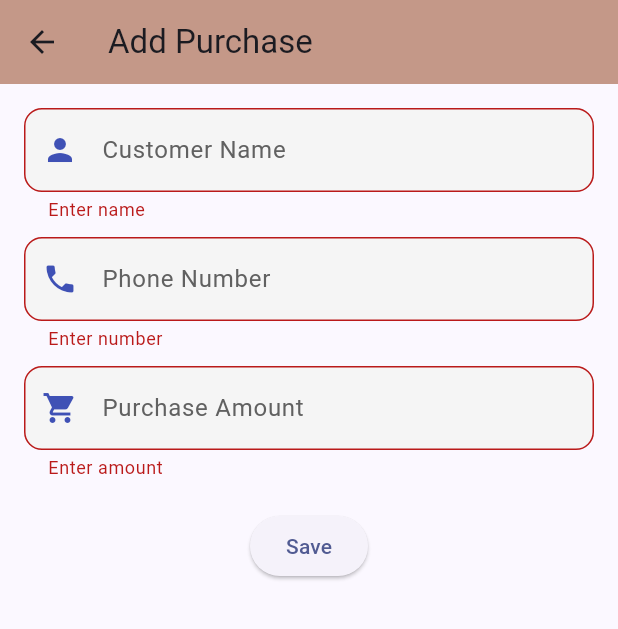
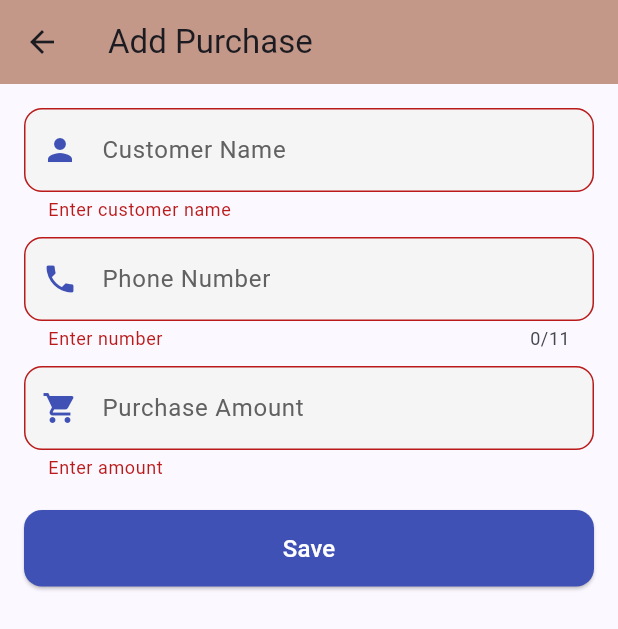
Before and after one commit to MuhammadZeeshanmz/shop_app, a Flutter app: the AddPurchaseScreen screen opened directly, after a tap on "Save", on a phone screen of 412 x 824 dp. Shown: the top 629 px of the screen. Run offline on Flutter 3.47's test engine with Material 3 defaults, Android fonts, the phone set to English and light mode, and no system bars; our stand-ins replace cloud_firestore, firebase_auth, firebase_core; accounts and stored records are empty.

Commit message:
intergrat with wattsapp

```diff
--- a/lib/Home_screen/add_purchase_screen.dart
+++ b/lib/Home_screen/add_purchase_screen.dart
@@ -1,120 +1,101 @@
 import 'package:flutter/material.dart';
 import 'package:shop_app/customer_detail/customer_data.dart';
+import 'package:url_launcher/url_launcher.dart';
 
-class AddPurchaseScreen extends StatelessWidget {
+class AddPurchaseScreen extends StatefulWidget {
+  const AddPurchaseScreen({super.key});
+
+  @override
+  State<AddPurchaseScreen> createState() => _AddPurchaseScreenState();
+}
+
+class _AddPurchaseScreenState extends State<AddPurchaseScreen> {
   final _formKey = GlobalKey<FormState>();
   final nameController = TextEditingController();
   final numberController = TextEditingController();
   final amountController = TextEditingController();
 
-  AddPurchaseScreen({super.key});
+  Future<void> sendWhatsAppMessage(String phoneNumber, String message) async {
+    final url =
+        'https://wa.me/$phoneNumber?text=${Uri.encodeComponent(message)}';
+    final uri = Uri.parse(url);
+
+    if (await canLaunchUrl(uri)) {
+      await launchUrl(uri, mode: LaunchMode.externalApplication);
+    } else {
+      debugPrint('❌ Could not launch: $url');
+      throw Exception('Could not launch WhatsApp');
+    }
+  }
+
+  @override
+  void dispose() {
+    nameController.dispose();
+    numberController.dispose();
+    amountController.dispose();
+    super.dispose();
+  }
 
   @override
   Widget build(BuildContext context) {
     return Scaffold(
       appBar: AppBar(
-        title: Text('Add Purchase'),
+        title: const Text('Add Purchase'),
         backgroundColor: const Color.fromARGB(255, 196, 152, 136),
       ),
       body: Padding(
         padding: const EdgeInsets.all(16.0),
         child: Form(
           key: _formKey,
+          autovalidateMode: AutovalidateMode.onUserInteraction,
           child: Column(
             children: [
-              TextFormField(
+              buildTextField(
                 controller: nameController,
-                keyboardType: TextInputType.name,
-                decoration: InputDecoration(
-                  labelText: 'Customer Name',
-                  labelStyle: TextStyle(color: Colors.grey[700], fontSize: 16),
-                  hintText: "Enter your name",
-                  prefixIcon: Icon(Icons.person, color: Colors.indigo),
-                  border: OutlineInputBorder(
-                    borderRadius: BorderRadius.circular(12.0),
+                label: 'Customer Name',
+                hint: 'Enter your name',
+                icon: Icons.person,
+                textCapitalization: TextCapitalization.words,
+                validator:
+                    (value) => value!.isEmpty ? 'Enter customer name' : null,
               ),
-                  focusedBorder: OutlineInputBorder(
-                    borderRadius: BorderRadius.circular(12.0),
-                    borderSide: BorderSide(color: Colors.indigo, width: 2.0),
-                  ),
-                  enabledBorder: OutlineInputBorder(
-                    borderRadius: BorderRadius.circular(12.0),
-                    borderSide: BorderSide(color: Colors.grey.shade400),
-                  ),
-                  contentPadding: EdgeInsets.symmetric(
-                    vertical: 16.0,
-                    horizontal: 12.0,
-                  ),
-                  filled: true,
-                  fillColor: Colors.grey[100],
-                ),
-                validator: (value) => value!.isEmpty ? 'Enter name' : null,
-              ),
-              SizedBox(height: 10),
-              TextFormField(
+              const SizedBox(height: 10),
+              buildTextField(
                 controller: numberController,
+                label: 'Phone Number',
+                hint: 'Enter your phone number',
+                icon: Icons.phone,
                 keyboardType: TextInputType.phone,
-                decoration: InputDecoration(
-                  labelText: 'Phone Number',
-                  labelStyle: TextStyle(color: Colors.grey[700], fontSize: 16),
-                  hintText: 'Enter your phone number',
-                  prefixIcon: Icon(Icons.phone, color: Colors.indigo),
-                  border: OutlineInputBorder(
-                    borderRadius: BorderRadius.circular(12.0),
-                  ),
-                  focusedBorder: OutlineInputBorder(
-                    borderRadius: BorderRadius.circular(12.0),
-                    borderSide: BorderSide(color: Colors.indigo, width: 2.0),
-                  ),
-                  enabledBorder: OutlineInputBorder(
-                    borderRadius: BorderRadius.circular(12.0),
-                    borderSide: BorderSide(color: Colors.grey.shade400),
-                  ),
-                  contentPadding: EdgeInsets.symmetric(
-                    vertical: 16.0,
-                    horizontal: 12.0,
-                  ),
-                  filled: true,
-                  fillColor: Colors.grey[100],
-                ),
-                validator: (value) => value!.isEmpty ? 'Enter number' : null,
-              ),
-              SizedBox(height: 10),
-              TextFormField(
-                controller: amountController,
-                keyboardType: TextInputType.number,
-                decoration: InputDecoration(
-                  labelText: 'Purchase Amount',
-                  labelStyle: TextStyle(color: Colors.grey[700], fontSize: 16),
-                  hintText: "Enter Purchase Amount",
-                  prefixIcon: Icon(Icons.shopping_cart, color: Colors.indigo),
-                  border: OutlineInputBorder(
-                    borderRadius: BorderRadius.circular(12.0),
-                  ),
-                  focusedBorder: OutlineInputBorder(
-                    borderRadius: BorderRadius.circular(12.0),
-                    borderSide: BorderSide(color: Colors.indigo, width: 2.0),
-                  ),
-                  enabledBorder: OutlineInputBorder(
-                    borderRadius: BorderRadius.circular(12.0),
-                    borderSide: BorderSide(color: Colors.grey.shade400),
-                  ),
-                  contentPadding: EdgeInsets.symmetric(
-                    vertical: 16.0,
-                    horizontal: 12.0,
-                  ),
-                  filled: true,
-                  fillColor: Colors.grey[100],
-                ),
+                maxLength: 11,
                 validator: (value) {
-                  if (value == null || value.isEmpty) return 'Enter amount';
-                  if (int.tryParse(value) == null) return 'Invalid amount';
+                  if (value == null || value.isEmpty) return 'Enter number';
+                  if (value.length != 11 ||
+                      !RegExp(r'^[0-9]+$').hasMatch(value)) {
+                    return 'Enter valid 11-digit number';
+                  }
                   return null;
                 },
               ),
-              SizedBox(height: 20),
-              ElevatedButton(
-                onPressed: () {
+              const SizedBox(height: 10),
+              buildTextField(
+                controller: amountController,
+                label: 'Purchase Amount',
+                hint: 'Enter purchase amount',
+                icon: Icons.shopping_cart,
+                keyboardType: TextInputType.number,
+                validator: (value) {
+                  if (value == null || value.isEmpty) return 'Enter amount';
+                  if (int.tryParse(value) == null || int.parse(value) <= 0) {
+                    return 'Enter a valid positive amount';
+                  }
+                  return null;
+                },
+              ),
+              const SizedBox(height: 20),
+              SizedBox(
+                width: double.infinity,
+                child: ElevatedButton(
+                  onPressed: () async {
                     if (_formKey.currentState!.validate()) {
                       final name = nameController.text.trim();
                       final number = numberController.text.trim();
@@ -122,13 +103,56 @@ class AddPurchaseScreen extends StatelessWidget {
 
                       customerManager.addPurchase(name, number, amount);
 
-                    ScaffoldMessenger.of(
-                      context,
-                    ).showSnackBar(SnackBar(content: Text('Purchase Added')));
+                      // Format number: 03001234567 -> 923001234567
+                      final fullPhoneNumber = "92${number.substring(1)}";
+                      final message = '''
+💰 *Abu Bakar General Store - Battal Bazar*
+
+Dear $name,
+
+Thank you for your payment of *Rs. $amount*.
+
+🧾 Your purchase has been recorded successfully.
+
+We appreciate your business and look forward to serving you again!
+
+📍 Battal Bazar
+
+''';
+
+                      debugPrint("✅ Sending WhatsApp to: $fullPhoneNumber");
+                      debugPrint("💬 Message: $message");
+
+                      try {
+                        await sendWhatsAppMessage(fullPhoneNumber, message);
+
+                        ScaffoldMessenger.of(context).showSnackBar(
+                          const SnackBar(
+                            content: Text('Purchase Added & WhatsApp Sent'),
+                          ),
+                        );
                         Navigator.pop(context);
+                      } catch (e) {
+                        ScaffoldMessenger.of(context).showSnackBar(
+                          const SnackBar(
+                            content: Text("Could not launch WhatsApp"),
+                          ),
+                        );
+                      }
                     }
                   },
-                child: Text('Save'),
+                  style: ElevatedButton.styleFrom(
+                    backgroundColor: Colors.indigo,
+                    padding: const EdgeInsets.symmetric(vertical: 14),
+                    shape: RoundedRectangleBorder(
+                      borderRadius: BorderRadius.circular(12),
+                    ),
+                  ),
+                  child: const Text(
+                    'Save',
+                    style: TextStyle(fontSize: 16, color: Colors.white),
+                  ),
+                ),
               ),
             ],
           ),
@@ -136,4 +160,44 @@ class AddPurchaseScreen extends StatelessWidget {
       ),
     );
   }
+
+  Widget buildTextField({
+    required TextEditingController controller,
+    required String label,
+    required String hint,
+    required IconData icon,
+    TextInputType keyboardType = TextInputType.text,
+    TextCapitalization textCapitalization = TextCapitalization.none,
+    int? maxLength,
+    String? Function(String?)? validator,
+  }) {
+    return TextFormField(
+      controller: controller,
+      keyboardType: keyboardType,
+      maxLength: maxLength,
+      textCapitalization: textCapitalization,
+      decoration: InputDecoration(
+        labelText: label,
+        hintText: hint,
+        prefixIcon: Icon(icon, color: Colors.indigo),
+        labelStyle: TextStyle(color: Colors.grey[700], fontSize: 16),
+        border: OutlineInputBorder(borderRadius: BorderRadius.circular(12.0)),
+        focusedBorder: OutlineInputBorder(
+          borderRadius: BorderRadius.circular(12.0),
+          borderSide: const BorderSide(color: Colors.indigo, width: 2.0),
+        ),
+        enabledBorder: OutlineInputBorder(
+          borderRadius: BorderRadius.circular(12.0),
+          borderSide: BorderSide(color: Colors.grey.shade400),
+        ),
+        filled: true,
+        fillColor: Colors.grey[100],
+        contentPadding: const EdgeInsets.symmetric(
+          vertical: 16.0,
+          horizontal: 12.0,
+        ),
+      ),
+      validator: validator,
+    );
   }
+}
--- a/pubspec.yaml
+++ b/pubspec.yaml
@@ -37,6 +37,7 @@ dependencies:
   firebase_core: ^3.15.1
   firebase_auth: ^5.6.2
   cloud_firestore: ^5.6.11
+  url_launcher: ^6.3.2
 
 dev_dependencies:
   flutter_test:
```
Also changed, not shown: lib/Home_screen/ShopKhataScreen.dart (+4 -4 lines), lib/Home_screen/add_payment_screen.dart (+132 -94 lines), lib/customer_detail/customer_data.dart (+3 -5 lines), pubspec.lock, 7 other files. Lines whose indentation alone changed are shown as unchanged.
